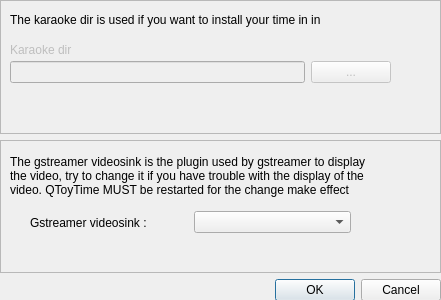
Above: QToyTime/configdialog.ui from Toyunda/toyunda before the change. Below: the same form after it.
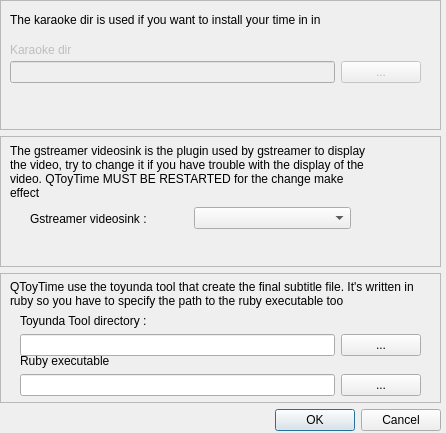
That is the form after the change.

Commit message: Add a downloader to help people DL the project and tools needed (ruby, gst) Make a launcher for QToyTime that set the path so windows can find the dll GuiliGuili detect now if a MPlayer-Toyunda directory when creating profil and set config (win32 only)

```diff
--- a/QToyTime/configdialog.ui
+++ b/QToyTime/configdialog.ui
@@ -6,20 +6,23 @@
    <rect>
     <x>0</x>
     <y>0</y>
-    <width>441</width>
-    <height>300</height>
+    <width>446</width>
+    <height>433</height>
    </rect>
   </property>
   <property name="windowTitle">
    <string>QToyTime configuration</string>
   </property>
-  <widget class="QWidget" name="">
+  <property name="locale">
+   <locale language="English" country="UnitedStates"/>
+  </property>
+  <widget class="QWidget" name="layoutWidget">
    <property name="geometry">
     <rect>
      <x>0</x>
      <y>0</y>
      <width>441</width>
-     <height>301</height>
+     <height>431</height>
     </rect>
    </property>
    <layout class="QVBoxLayout" name="verticalLayout">
@@ -31,12 +34,12 @@
       <property name="frameShadow">
        <enum>QFrame::Raised</enum>
       </property>
-      <widget class="QWidget" name="">
+      <widget class="QWidget" name="layoutWidget">
        <property name="geometry">
         <rect>
          <x>10</x>
          <y>60</y>
-         <width>381</width>
+         <width>411</width>
          <height>25</height>
         </rect>
        </property>
@@ -116,13 +119,13 @@
         </rect>
        </property>
        <property name="text">
-        <string>The gstreamer videosink is the plugin used by gstreamer to display the video, try to change it if you have trouble with the display of the video. QToyTime MUST be restarted for the change make effect</string>
+        <string>The gstreamer videosink is the plugin used by gstreamer to display the video, try to change it if you have trouble with the display of the video. QToyTime MUST BE RESTARTED for the change make effect</string>
        </property>
        <property name="wordWrap">
         <bool>true</bool>
        </property>
       </widget>
-      <widget class="QWidget" name="">
+      <widget class="QWidget" name="layoutWidget">
        <property name="geometry">
         <rect>
          <x>30</x>
@@ -146,6 +149,105 @@
       </widget>
      </widget>
     </item>
+    <item>
+     <widget class="QFrame" name="frame_3">
+      <property name="frameShape">
+       <enum>QFrame::StyledPanel</enum>
+      </property>
+      <property name="frameShadow">
+       <enum>QFrame::Raised</enum>
+      </property>
+      <widget class="QLabel" name="label_5">
+       <property name="geometry">
+        <rect>
+         <x>10</x>
+         <y>0</y>
+         <width>421</width>
+         <height>41</height>
+        </rect>
+       </property>
+       <property name="text">
+        <string>QToyTime use the toyunda tool that create the final subtitle file. It's written in ruby so you have to specify the path to the ruby executable too</string>
+       </property>
+       <property name="wordWrap">
+        <bool>true</bool>
+       </property>
+      </widget>
+      <widget class="QLabel" name="label_6">
+       <property name="geometry">
+        <rect>
+         <x>20</x>
+         <y>80</y>
+         <width>91</width>
+         <height>16</height>
+        </rect>
+       </property>
+       <property name="text">
+        <string>Ruby executable :</string>
+       </property>
+      </widget>
+      <widget class="QWidget" name="layoutWidget">
+       <property name="geometry">
+        <rect>
+         <x>20</x>
+         <y>100</y>
+         <width>401</width>
+         <height>25</height>
+        </rect>
+       </property>
+       <layout class="QHBoxLayout" name="horizontalLayout_3">
+        <item>
+         <widget class="QLineEdit" name="rubyLineEdit"/>
+        </item>
+        <item>
+         <widget class="QPushButton" name="rubyChooseButton">
+          <property name="text">
+           <string>...</string>
+          </property>
+         </widget>
+        </item>
+       </layout>
+      </widget>
+      <widget class="QLabel" name="label_7">
+       <property name="geometry">
+        <rect>
+         <x>20</x>
+         <y>40</y>
+         <width>131</width>
+         <height>16</height>
+        </rect>
+       </property>
+       <property name="text">
+        <string>Toyunda Tool directory :</string>
+       </property>
+       <property name="wordWrap">
+        <bool>true</bool>
+       </property>
+      </widget>
+      <widget class="QWidget" name="">
+       <property name="geometry">
+        <rect>
+         <x>20</x>
+         <y>60</y>
+         <width>401</width>
+         <height>25</height>
+        </rect>
+       </property>
+       <layout class="QHBoxLayout" name="horizontalLayout_4">
+        <item>
+         <widget class="QLineEdit" name="toyToolEdit"/>
+        </item>
+        <item>
+         <widget class="QPushButton" name="toyToolButton">
+          <property name="text">
+           <string>...</string>
+          </property>
+         </widget>
+        </item>
+       </layout>
+      </widget>
+     </widget>
+    </item>
     <item>
      <widget class="QDialogButtonBox" name="buttonBox">
       <property name="orientation">
```
Left out of the diff: 7 changed lines with no effect on the pictures. The commit also changes 33 other files.
